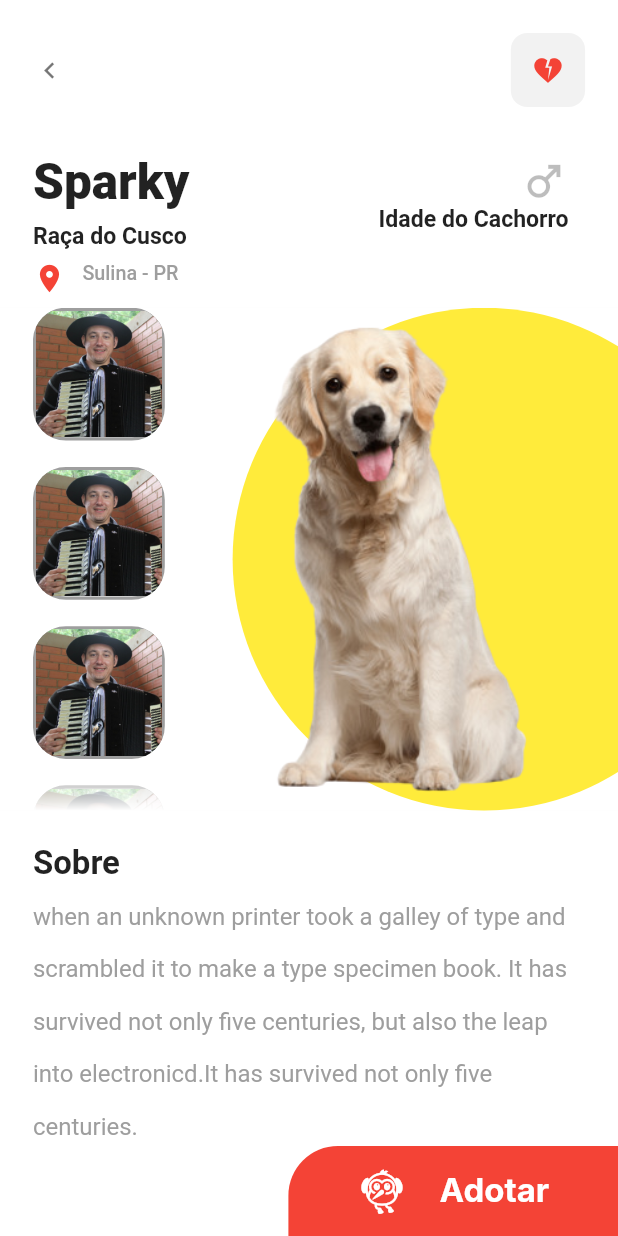
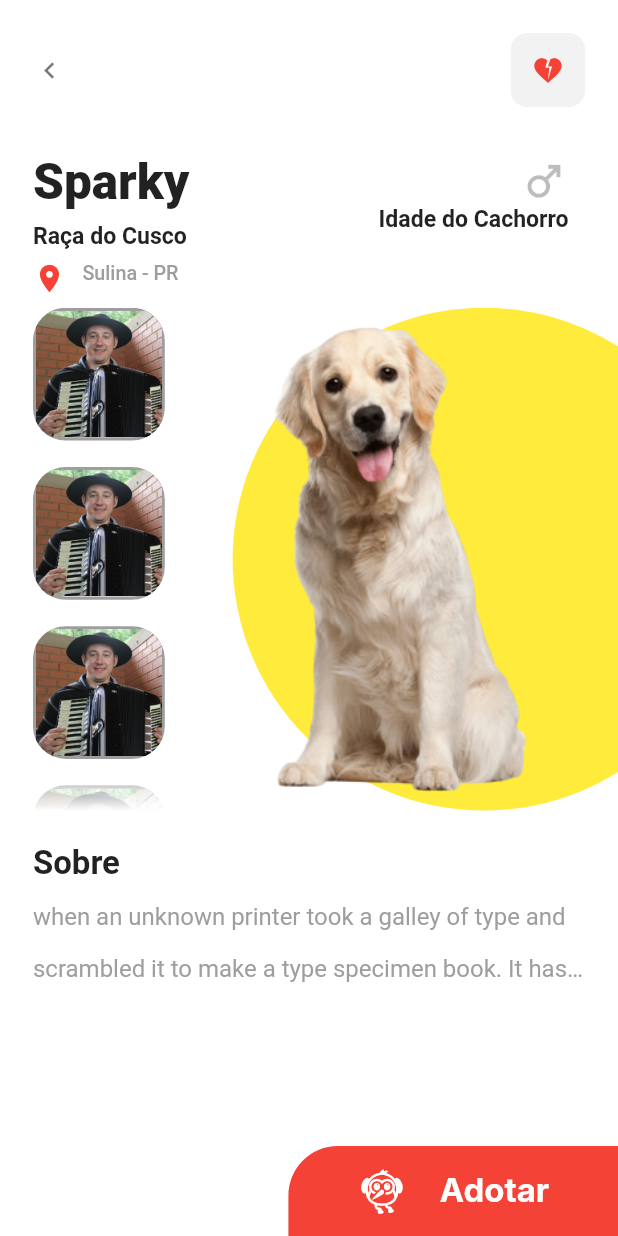
Before and after one commit to bracinho2/flutter_desafio01_interface, a Flutter app: the screen it shows after launch, after a tap on "Spark", on a phone screen of 412 x 824 dp. Run offline on Flutter 3.47's test engine with Material 2 defaults, Android fonts, the light colour scheme and no system bars; our stand-ins replace font_awesome_flutter; Roboto replaces fonts that are missing (Inter).

Commit message:
Atualização da fonte

```diff
--- a/lib/app/core/app_resposivity.dart
+++ b/lib/app/core/app_resposivity.dart
@@ -28,8 +28,10 @@
         : _calcWidth(tamanho, data);
   }
 
-  static double automaticFont(MediaQueryData data) {
+  static double automaticFont({double? size, required MediaQueryData data}) {
     final width = data.size.width;
+
+    var coeficiente = (data.size.width * 0.390625) / 100;
 
     if (width > 320 && width < 767) return 16;
     if (width > 768 && width < 1023) return 18;
@@ -40,6 +42,7 @@
   }
 }
 
+//https://matthewjamestaylor.com/responsive-font-size
 // de 320px a 767px  =  font-size: 16px;
 // de 768px a 1023px = font-size: 18px;
 // de 1024px a 1279px = font-size: 19px;
--- a/lib/app/modules/detail_page/widgets/custom_dog_about.dart
+++ b/lib/app/modules/detail_page/widgets/custom_dog_about.dart
@@ -24,11 +24,12 @@
             ),
             Text(
               'when an unknown printer took a galley of type and scrambled it to make a type specimen book. It has survived not only five centuries, but also the leap into electronicd.It has survived not only five centuries.',
+              maxLines: 2,
               style: TextStyle(
-                fontSize: Resposivity.automaticFont(mediaQueryData),
+                fontSize: Resposivity.automaticFont(data: mediaQueryData),
                 height: Resposivity.automatic(2, mediaQueryData),
                 color: Colors.grey,
-                overflow: TextOverflow.clip,
+                overflow: TextOverflow.ellipsis,
               ),
             ),
           ],
--- a/lib/app/modules/home_page/home_page.dart
+++ b/lib/app/modules/home_page/home_page.dart
@@ -12,20 +12,18 @@
     final mediaQueryData = MediaQuery.of(context);
     return SafeArea(
       child: Scaffold(
-        appBar: const AppBarHomePageWidget(
-          title: 'Localização',
-          subTitle: 'Paraná, Sulina PR',
-        ),
+        // appBar:  const AppBarHomePageWidget(
+        //   title: 'Localização',
+        //   subTitle: 'Paraná, Sulina PR',
+        // ),
         body: CustomScrollView(
           slivers: <Widget>[
             SliverAppBar(
               backgroundColor: Colors.white,
-              expandedHeight: Resposivity.automatic(200, mediaQueryData),
-              flexibleSpace: FlexibleSpaceBar(
-                background: Image.asset(
-                  'assets/images/gaita.png',
-                  fit: BoxFit.cover,
-                ),
+              expandedHeight: Resposivity.automatic(105, mediaQueryData),
+              flexibleSpace: const AppBarHomePageWidget(
+                title: 'Location',
+                subTitle: 'Sulina - Paraná',
               ),
             ),
             const CustomSliverHorizontalBar(),
--- a/lib/app/modules/home_page/widgets/app_bar_home_page_widget.dart
+++ b/lib/app/modules/home_page/widgets/app_bar_home_page_widget.dart
@@ -36,7 +36,10 @@
             children: [
               Text(title,
                   style: TextStyle(
-                    fontSize: Resposivity.automatic(14, mediaQueryData),
+                    fontSize: mediaQueryData.size.width > 320 &&
+                            mediaQueryData.size.width < 767
+                        ? 16
+                        : 16,
                     fontFamily: 'Inter',
                     color: Colors.grey,
                     fontWeight: FontWeight.w500,
```
